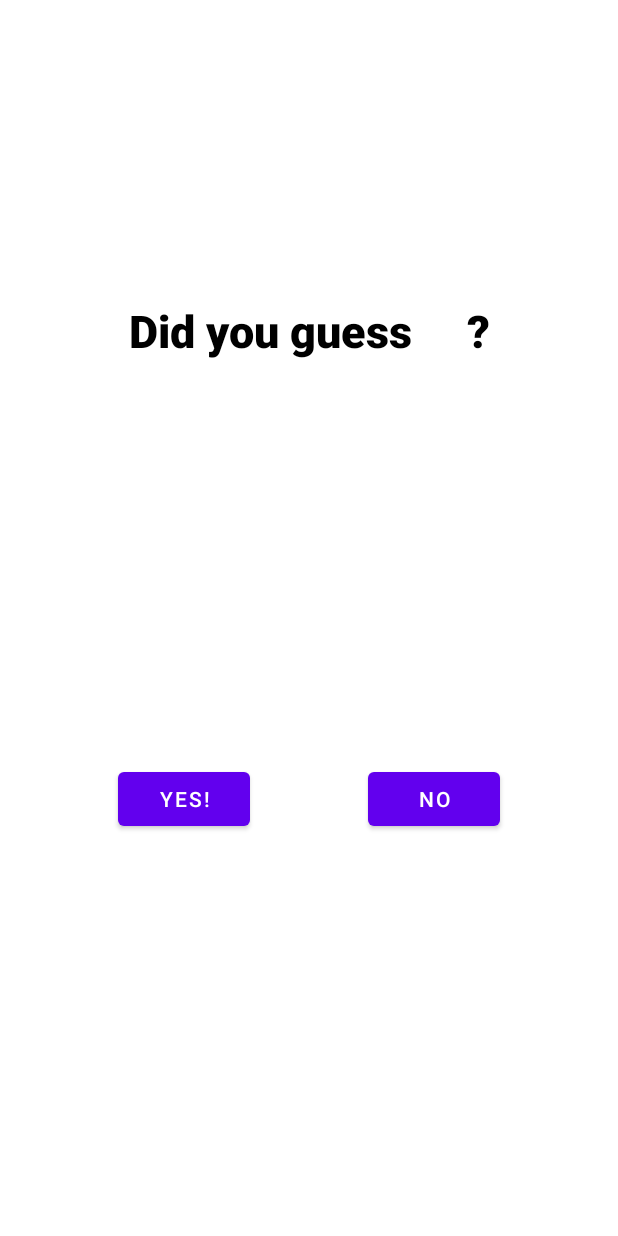
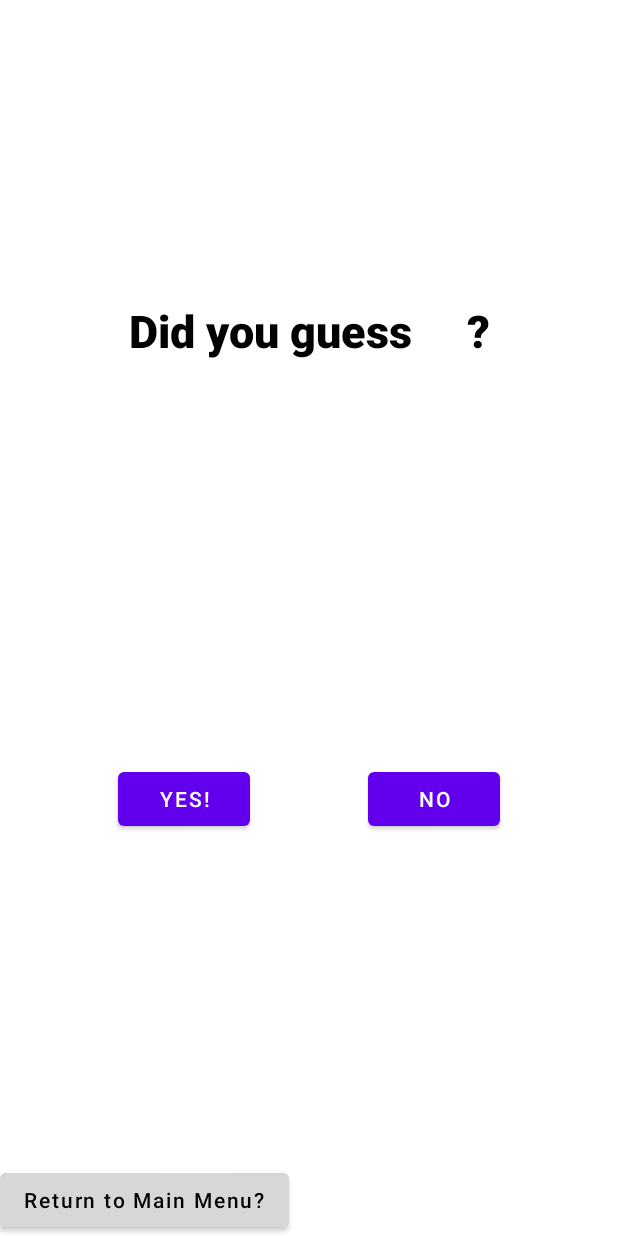
Before and after one commit to saintbrendan/MergedEd, an Android app: the layout activity_right_or_wrong.xml on its own in the app's theme, with its tools: preview values and no code run, on a phone screen of 412 x 824 dp. Run offline under Robolectric (Android 15) with nearby library versions, the phone set to English and light mode, and no system bars.

Commit message:
Add button to return to home screen

```diff
--- a/app/src/main/java/com/example/mergeded/RightOrWrongActivity.kt
+++ b/app/src/main/java/com/example/mergeded/RightOrWrongActivity.kt
@@ -14,6 +14,7 @@ class RightOrWrongActivity : AppCompatActivity() {
         val textView = findViewById<TextView>(R.id.textView)
         val buttonYes = findViewById<Button>(R.id.buttonYes)
         val buttonNo = findViewById<Button>(R.id.buttonNo)
+        val buttonHome = findViewById<Button>(R.id.buttonHome)
 
         val imageList = intent.getIntArrayExtra(EXTRA_WORDLIST)?.toMutableList() ?: mutableListOf<Int>()
         val word = getResources().getResourceEntryName(imageList[0]);
@@ -30,7 +31,6 @@ class RightOrWrongActivity : AppCompatActivity() {
             startActivity(intent)
         }
 
-
         buttonNo.setOnClickListener {
             val intent = Intent(this, FlashcardActivity::class.java).apply {
                 val first = imageList.removeFirst()
@@ -39,5 +39,10 @@ class RightOrWrongActivity : AppCompatActivity() {
             }
             startActivity(intent)
         }
+
+        buttonHome.setOnClickListener {
+            val intent = Intent(this, MainActivity::class.java)
+            startActivity(intent)
+        }
     }
 }
--- a/app/src/main/res/layout/activity_right_or_wrong.xml
+++ b/app/src/main/res/layout/activity_right_or_wrong.xml
@@ -39,4 +39,15 @@
         app:layout_constraintStart_toEndOf="@+id/buttonYes"
         app:layout_constraintTop_toBottomOf="@+id/textView" />
 
+    <Button
+        android:id="@+id/buttonHome"
+        android:layout_width="wrap_content"
+        android:layout_height="wrap_content"
+        android:backgroundTint="?attr/colorButtonNormal"
+        android:text="Return to Main Menu?"
+        android:textAllCaps="false"
+        android:textColor="@color/black"
+        app:layout_constraintBottom_toBottomOf="parent"
+        app:layout_constraintStart_toStartOf="parent" />
+
 </androidx.constraintlayout.widget.ConstraintLayout>
```
